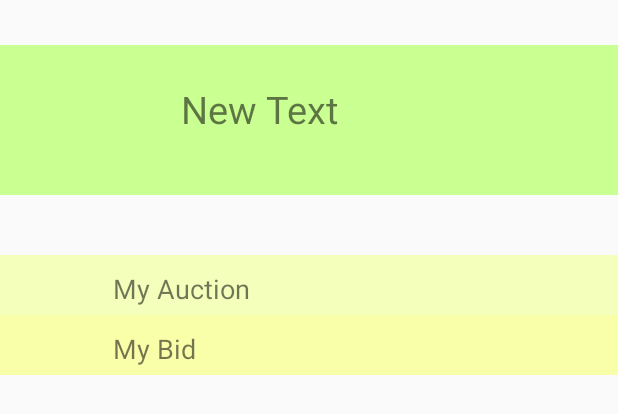
After one commit to xzhouaf/Auction-House, an Android app: the layout me.xml on its own in the app's theme, with its tools: preview values and no code run, on a phone screen of 412 x 824 dp. The commit adds this screen. Shown: the top 414 px of the screen. Run offline under Robolectric (Android 15) with nearby library versions, the phone set to English and light mode, and no system bars.

Commit message:
GUI changed ZHOU

```diff
--- /dev/null
+++ b/app/src/main/res/layout/me.xml
@@ -0,0 +1,80 @@
+<?xml version="1.0" encoding="utf-8"?>
+<LinearLayout xmlns:android="http://schemas.android.com/apk/res/android"
+    android:orientation="vertical" android:layout_width="match_parent"
+    android:layout_height="match_parent">
+
+    <LinearLayout
+        android:orientation="horizontal"
+        android:layout_width="match_parent"
+        android:layout_height="wrap_content"
+        android:id="@+id/personal_info"
+        android:layout_marginTop="30dp"
+        android:weightSum="1"
+        android:background="#ffcaff91">
+
+        <ImageView
+            android:layout_width="100dp"
+            android:layout_height="100dp"
+            android:id="@+id/portrait"
+            android:layout_marginLeft="15dp" />
+
+        <TextView
+            android:layout_width="wrap_content"
+            android:layout_height="wrap_content"
+            android:text="New Text"
+            android:id="@+id/UserName"
+            android:layout_marginTop="25dp"
+            android:layout_marginLeft="5dp"
+            android:layout_weight="0.12"
+            android:textSize="25dp" />
+    </LinearLayout>
+
+    <LinearLayout
+        android:orientation="horizontal"
+        android:layout_width="match_parent"
+        android:layout_height="wrap_content"
+        android:layout_gravity="center_horizontal"
+        android:layout_marginTop="40dp"
+        android:id="@+id/myAuction"
+        android:background="#fff3ffba">
+
+        <ImageView
+            android:layout_width="40dp"
+            android:layout_height="40dp"
+            android:id="@+id/auctionImage"
+            android:layout_marginLeft="20dp" />
+
+        <TextView
+            android:layout_width="wrap_content"
+            android:layout_height="wrap_content"
+            android:text="My Auction"
+            android:id="@+id/auctionTag"
+            android:layout_marginLeft="15dp"
+            android:layout_marginTop="10dp"
+            android:textSize="18dp" />
+    </LinearLayout>
+
+    <LinearLayout
+        android:orientation="horizontal"
+        android:layout_width="match_parent"
+        android:layout_height="wrap_content"
+        android:id="@+id/myBid"
+        android:background="#fff9ffa8">
+
+        <ImageView
+            android:layout_width="40dp"
+            android:layout_height="40dp"
+            android:id="@+id/bidImage"
+            android:layout_marginLeft="20dp" />
+
+        <TextView
+            android:layout_width="wrap_content"
+            android:layout_height="wrap_content"
+            android:text="My Bid"
+            android:id="@+id/bidTag"
+            android:layout_marginLeft="15dp"
+            android:layout_marginTop="10dp"
+            android:textSize="18dp" />
+    </LinearLayout>
+
+</LinearLayout>
--- a/app/src/main/res/values/strings.xml
+++ b/app/src/main/res/values/strings.xml
@@ -3,4 +3,6 @@
 
     <string name="hello_world">Hello world!</string>
     <string name="action_settings">Settings</string>
+    <string name="action_profile">My Auction</string>
+    <string name="action_signout">Sign Out</string>
 </resources>
```
Also changed, not shown: app/src/main/res/layout/sign_in.xml (added, +58 -0 lines), app/src/main/res/menu/menu_main.xml (+6 -1 lines), 1 other file.
